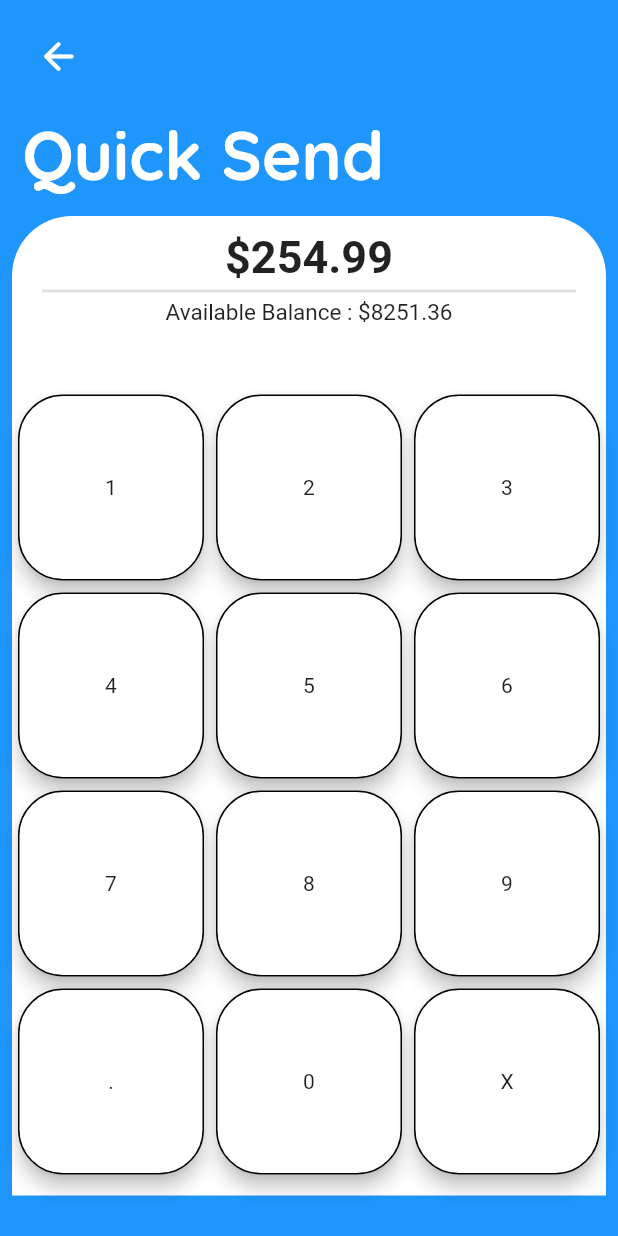
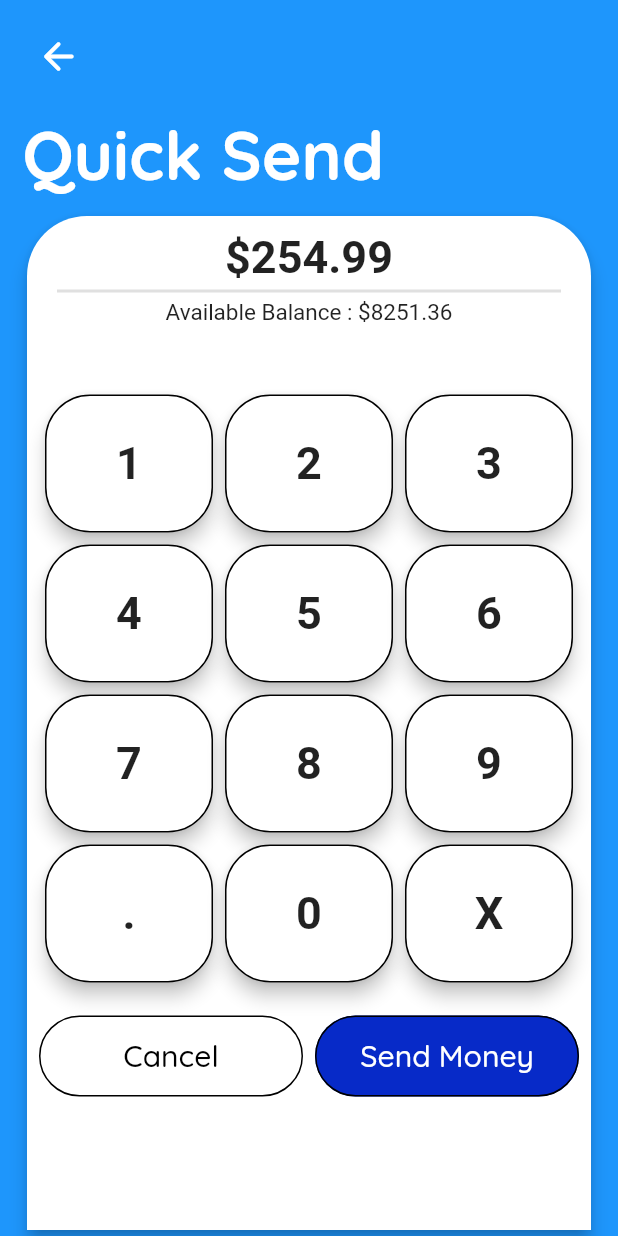
Before and after one commit to abhijithu1/Wallett, a Flutter app: the QuickSend screen opened directly, on a phone screen of 412 x 824 dp. Run offline on Flutter 3.47's test engine with Material 2 defaults, Android fonts, the phone set to English and light mode, and no system bars; our stand-ins replace google_fonts; network calls fail.

Commit message:
Quickpay ui completed , functions of button yet to complete

```diff
--- a/lib/screens/quick_send.dart
+++ b/lib/screens/quick_send.dart
@@ -10,13 +10,16 @@ class QuickSend extends StatelessWidget {
   Widget build(BuildContext context) {
     double bal = 8251.36;
     List<Widget> cards = [
-      HomeScreenCard(bal: bal),
-      ListView(
-        physics: const BouncingScrollPhysics(),
-        children: const [
-          QuickPayCard(),
-        ],
-      )
+      Padding(
+        padding: const EdgeInsets.only(
+          top: 0,
+          left: 10,
+          right: 10,
+          bottom: 0,
+        ),
+        child: HomeScreenCard(bal: bal),
+      ),
+      const Padding(padding: EdgeInsets.only(bottom: 0,right: 10,left: 10), child: QuickPayCard())
     ];
     return SafeArea(
       child: Scaffold(
@@ -30,7 +33,9 @@ class QuickSend extends StatelessWidget {
                   Padding(
                     padding: const EdgeInsets.only(left: 15, bottom: 0),
                     child: IconButton(
-                      onPressed: () {},
+                      onPressed: () {
+                        Navigator.pop(context);
+                      },
                       icon: const Icon(
                         Icons.arrow_back_rounded,
                         color: Colors.white,
--- a/lib/widgets/quick_pay_card.dart
+++ b/lib/widgets/quick_pay_card.dart
@@ -1,12 +1,14 @@
 import 'package:flutter/material.dart';
-
+import 'package:google_fonts/google_fonts.dart';
 class QuickPayCard extends StatelessWidget {
   const QuickPayCard({super.key});
 
   @override
   Widget build(BuildContext context) {
     double bal = 8251.36;
-    return Card(
+    return SizedBox(
+      height: double.infinity,
+      child: Card(
         shape: const RoundedRectangleBorder(
           borderRadius: BorderRadius.only(
             topLeft: Radius.circular(40),
@@ -14,8 +16,8 @@ class QuickPayCard extends StatelessWidget {
           ),
         ),
         color: Colors.white,
-      elevation: 0,
-      child: Column(
+        elevation: 5,
+        child: ListView(
           children: [
             SizedBox(
               height: 85,
@@ -26,7 +28,8 @@ class QuickPayCard extends StatelessWidget {
                     padding: EdgeInsets.only(top: 10.0),
                     child: Text(
                       "\$254.99",
-                    style: TextStyle(fontSize: 30, fontWeight: FontWeight.bold),
+                      style:
+                          TextStyle(fontSize: 30, fontWeight: FontWeight.bold),
                     ),
                   ),
                   const SizedBox(
@@ -53,12 +56,13 @@ class QuickPayCard extends StatelessWidget {
               height: 10,
               width: double.infinity,
             ),
-          Padding(
-            padding: const EdgeInsets.only(bottom: 10.0,top: 20),
-            child: Expanded(
-              child: GridView.count(
+            GridView.count(
+              padding: const EdgeInsets.fromLTRB(8, 20, 8, 10),
               shrinkWrap: true,
               crossAxisCount: 3,
+              crossAxisSpacing: 0,
+              mainAxisSpacing: 0,
+              childAspectRatio: 1.2,
               children: [
                 NumberButton(
                   displaytext: "1",
@@ -107,9 +111,88 @@ class QuickPayCard extends StatelessWidget {
                 NumberButton(displaytext: "X", onTap: () {})
               ],
             ),
+            SizedBox(
+              height: 70,
+              child: Padding(
+                padding: const EdgeInsets.all(8.0),
+                child: Row(
+                  mainAxisAlignment: MainAxisAlignment.spaceEvenly,
+                  children: [
+                    Expanded(
+                      flex: 1,
+                      child: SizedBox(
+                        height: double.infinity,
+                        child: TextButton(
+                          style: const ButtonStyle(
+                            backgroundColor:
+                                MaterialStatePropertyAll(Colors.white),
+                            shape: MaterialStatePropertyAll(
+                              RoundedRectangleBorder(
+                                side: BorderSide(color: Colors.black),
+                                borderRadius: BorderRadius.all(
+                                  Radius.circular(
+                                    40,
+                                  ),
+                                ),
+                              ),
+                            ),
+                          ),
+                          onPressed: () {},
+                          child: Text(
+                            "Cancel",
+                            style: GoogleFonts.quicksand(
+                              fontSize: 20,
+                              color: Colors.black,
+                            ),
+                          ),
+                        ),
+                      ),
+                    ),
+                    const SizedBox(
+                      width: 8,
+                    ),
+                    Expanded(
+                      flex: 1,
+                      child: SizedBox(
+                        height: double.infinity,
+                        child: TextButton(
+                          style: const ButtonStyle(
+                            shape: MaterialStatePropertyAll(
+                              RoundedRectangleBorder(
+                                side: BorderSide(color: Colors.black),
+                                borderRadius: BorderRadius.all(
+                                  Radius.circular(
+                                    40,
+                                  ),
+                                ),
+                              ),
+                            ),
+                            backgroundColor: MaterialStatePropertyAll(
+                              Color.fromARGB(
+                                255,
+                                7,
+                                42,
+                                200,
+                              ),
+                            ),
+                          ),
+                          onPressed: () {},
+                          child: Text(
+                            "Send Money",
+                            style: GoogleFonts.quicksand(
+                              fontSize: 20,
+                              color: Colors.white,
+                            ),
+                          ),
+                        ),
+                      ),
+                    ),
+                  ],
+                ),
               ),
             )
           ],
+        ),
       ),
     );
   }
@@ -124,8 +207,6 @@ class NumberButton extends StatelessWidget {
   Widget build(BuildContext context) {
     return GestureDetector(
       onTap: () {},
-      child: ConstrainedBox(
-        constraints: const BoxConstraints.expand(width: 20, height: 20),
       child: Card(
           color: Colors.white,
           elevation: 5,
@@ -138,9 +219,12 @@ class NumberButton extends StatelessWidget {
             ),
           ),
           child: Center(
-              child: Text(displaytext),
+            child: Text(
+              displaytext,
+              style:
+                  const TextStyle(fontSize: 30, fontWeight: FontWeight.bold),
+            ),
           )),
-      ),
     );
   }
 }
```
Lines whose indentation alone changed are shown as unchanged.
